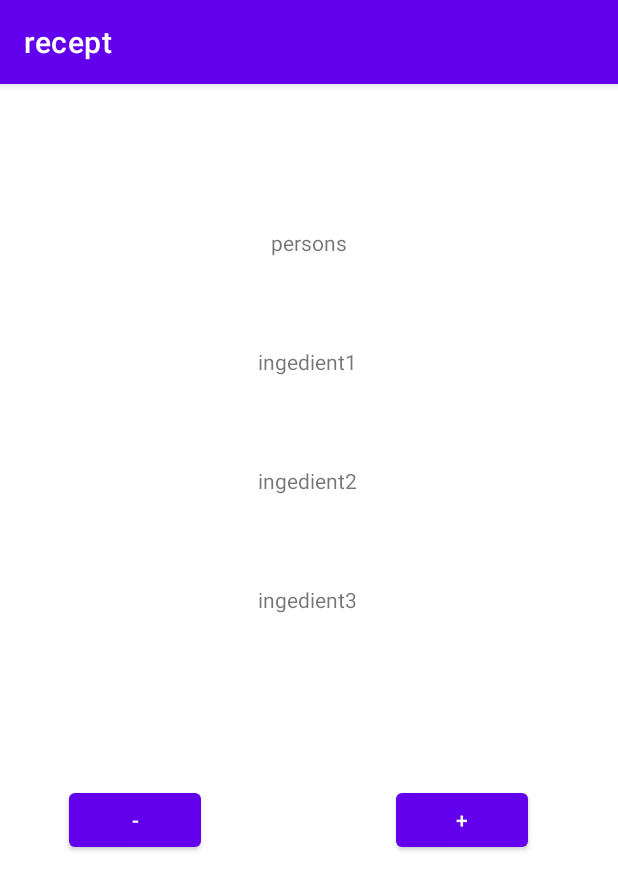
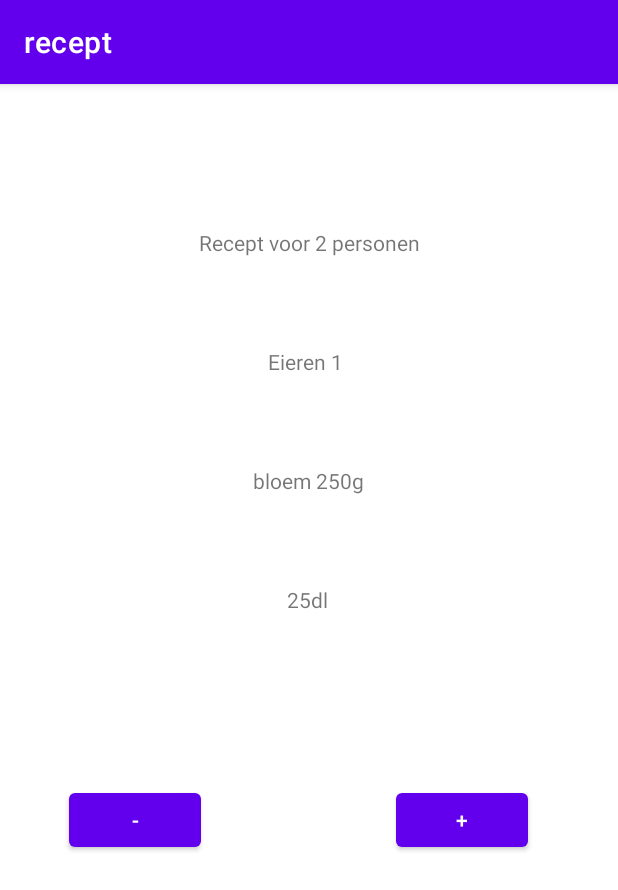
Before and after one commit to SeppeBe1/AndroidDevelopmentApp, an Android app: the screen it shows after launch (MainActivity), on a phone screen of 412 x 824 dp. Shown: the top 890 px of the screen. Run offline under Robolectric (Android 15) with nearby library versions, the phone set to English and light mode, and no system bars.

Commit message:
bug fix NullPointerExceptions

```diff
--- a/Recept/app/src/main/java/com/example/recept/MainActivity.java
+++ b/Recept/app/src/main/java/com/example/recept/MainActivity.java
@@ -3,7 +3,6 @@ package com.example.recept;
 import androidx.appcompat.app.AppCompatActivity;
 
 import android.os.Bundle;
-import android.view.View;
 import android.widget.Button;
 import android.widget.TextView;
 
@@ -21,53 +20,46 @@ public class MainActivity extends AppCompatActivity {
     Integer melk = 25;
 
     Button minBtn;
+    Button plusBtn;
 
     @Override
     protected void onCreate(Bundle savedInstanceState) {
         super.onCreate(savedInstanceState);
         setContentView(R.layout.activity_main);
 
-        TextView personsTv = findViewById(R.id.persons);
+        personsTv = findViewById(R.id.persons);
 
-        TextView ing1Tv = findViewById(R.id.ingedient1);
-        TextView ing2Tv= findViewById(R.id.ingedient2);
-        TextView ing3Tv = findViewById(R.id.ingedient3);
+        ing1Tv = findViewById(R.id.ingredient1);
+        ing2Tv= findViewById(R.id.ingredient2);
+        ing3Tv = findViewById(R.id.ingredient3);
 
-
-        Button minBtn = findViewById(R.id.minusBtn);
-        Button plusBtn = findViewById(R.id.plusBtn);
+        minBtn = findViewById(R.id.minusBtn);
+        plusBtn = findViewById(R.id.plusBtn);
         update();
 
-        minBtn.setOnClickListener(new View.OnClickListener() {
-            @Override
-            public void onClick(View view) {
+        minBtn.setOnClickListener(view -> {
             persons-=2;
             ei--;
             bloem-=250;
             melk-=25;
             update();
 
-            }
         });
 
-        plusBtn.setOnClickListener(new View.OnClickListener() {
-            @Override
-            public void onClick(View view) {
+        plusBtn.setOnClickListener(view -> {
             persons+=2;
             ei++;
             bloem+=250;
             melk+=25;
             update();
+        });
+    }
 
-            }
-        });
-
-    }
     void update(){
         personsTv.setText(String.format("Recept voor %d personen", persons));
-        ing1Tv.setText(String.format("Eieren %d personen", ei));
-        ing2Tv.setText(String.format("Eieren %d personen", bloem));
-        ing3Tv.setText(String.format("Eieren %d personen", melk));
+        ing1Tv.setText(String.format("Eieren %d ", ei));
+        ing2Tv.setText(String.format(" bloem %dg ", bloem));
+        ing3Tv.setText(String.format(" %ddl ", melk));
 
         minBtn.setEnabled(persons > 0);
     }
--- a/Recept/app/src/main/res/layout/activity_main.xml
+++ b/Recept/app/src/main/res/layout/activity_main.xml
@@ -11,43 +11,43 @@
         android:layout_width="wrap_content"
         android:layout_height="wrap_content"
         android:layout_marginTop="96dp"
-        android:text="persons"
+        android:text=""
         app:layout_constraintEnd_toEndOf="parent"
         app:layout_constraintStart_toStartOf="parent"
         app:layout_constraintTop_toTopOf="parent" />
 
     <TextView
-        android:id="@+id/ingedient1"
+        android:id="@+id/ingredient1"
         android:layout_width="wrap_content"
         android:layout_height="wrap_content"
         android:layout_marginTop="60dp"
-        android:text="ingedient1"
+        android:text=""
         app:layout_constraintEnd_toEndOf="parent"
         app:layout_constraintHorizontal_bias="0.498"
         app:layout_constraintStart_toStartOf="parent"
         app:layout_constraintTop_toBottomOf="@+id/persons" />
 
     <TextView
-        android:id="@+id/ingedient2"
+        android:id="@+id/ingredient2"
         android:layout_width="wrap_content"
         android:layout_height="wrap_content"
         android:layout_marginTop="60dp"
-        android:text="ingedient2"
+        android:text=""
         app:layout_constraintEnd_toEndOf="parent"
         app:layout_constraintHorizontal_bias="0.498"
         app:layout_constraintStart_toStartOf="parent"
-        app:layout_constraintTop_toBottomOf="@+id/ingedient1" />
+        app:layout_constraintTop_toBottomOf="@+id/ingredient1" />
 
     <TextView
-        android:id="@+id/ingedient3"
+        android:id="@+id/ingredient3"
         android:layout_width="wrap_content"
         android:layout_height="wrap_content"
         android:layout_marginTop="60dp"
-        android:text="ingedient3"
+        android:text=""
         app:layout_constraintEnd_toEndOf="parent"
         app:layout_constraintHorizontal_bias="0.498"
         app:layout_constraintStart_toStartOf="parent"
-        app:layout_constraintTop_toBottomOf="@+id/ingedient2" />
+        app:layout_constraintTop_toBottomOf="@+id/ingredient2" />
 
     <Button
         android:id="@+id/minusBtn"
@@ -59,7 +59,7 @@
         app:layout_constraintEnd_toStartOf="@+id/plusBtn"
         app:layout_constraintHorizontal_bias="0.262"
         app:layout_constraintStart_toStartOf="parent"
-        app:layout_constraintTop_toBottomOf="@+id/ingedient3"
+        app:layout_constraintTop_toBottomOf="@+id/ingredient3"
         app:layout_constraintVertical_bias="0.501" />
 
     <Button
@@ -71,7 +71,7 @@
         android:text="+"
         app:layout_constraintBottom_toBottomOf="parent"
         app:layout_constraintEnd_toEndOf="parent"
-        app:layout_constraintTop_toBottomOf="@+id/ingedient3"
+        app:layout_constraintTop_toBottomOf="@+id/ingredient3"
         app:layout_constraintVertical_bias="0.501" />
 
 </androidx.constraintlayout.widget.ConstraintLayout>
```
Lines whose indentation alone changed are shown as unchanged.
